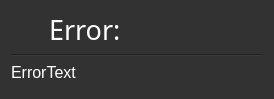
Old version of the form ErrorBox.ui in the repository BenjaminHalko/WiiMusicEditorPlus.
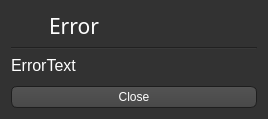
New version of the form. Icons and pictures are not drawn.

The edit to the form file:
```diff
--- a/ErrorBox.ui
+++ b/ErrorBox.ui
@@ -9,8 +9,8 @@
    <rect>
     <x>0</x>
     <y>0</y>
-    <width>274</width>
-    <height>99</height>
+    <width>268</width>
+    <height>119</height>
    </rect>
   </property>
   <property name="windowTitle">
@@ -520,15 +520,11 @@
        <property name="font">
         <font>
          <family>Continuum Medium</family>
-         <pointsize>22</pointsize>
+         <pointsize>16</pointsize>
         </font>
        </property>
        <property name="text">
-        <string>&lt;!DOCTYPE HTML PUBLIC &quot;-//W3C//DTD HTML 4.0//EN&quot; &quot;http://www.w3.org/TR/REC-html40/strict.dtd&quot;&gt;
-&lt;html&gt;&lt;head&gt;&lt;meta name=&quot;qrichtext&quot; content=&quot;1&quot; /&gt;&lt;meta charset=&quot;utf-8&quot; /&gt;&lt;style type=&quot;text/css&quot;&gt;
-p, li { white-space: pre-wrap; }
-&lt;/style&gt;&lt;/head&gt;&lt;body style=&quot; font-family:'Continuum Medium'; font-size:22pt; font-weight:400; font-style:normal;&quot;&gt;
-&lt;p style=&quot; margin-top:12px; margin-bottom:12px; margin-left:0px; margin-right:0px; -qt-block-indent:0; text-indent:0px;&quot;&gt;&lt;span style=&quot; font-family:'Segoe UI'; font-size:20pt;&quot;&gt;Error:&lt;/span&gt;&lt;/p&gt;&lt;/body&gt;&lt;/html&gt;</string>
+        <string>Error</string>
        </property>
       </widget>
      </item>
@@ -566,6 +562,13 @@
      </property>
     </spacer>
    </item>
+   <item>
+    <widget class="QPushButton" name="ErrorClose">
+     <property name="text">
+      <string>Close</string>
+     </property>
+    </widget>
+   </item>
   </layout>
  </widget>
  <resources>
```
Left out of the diff: 2 changed lines with no effect on the pictures.
